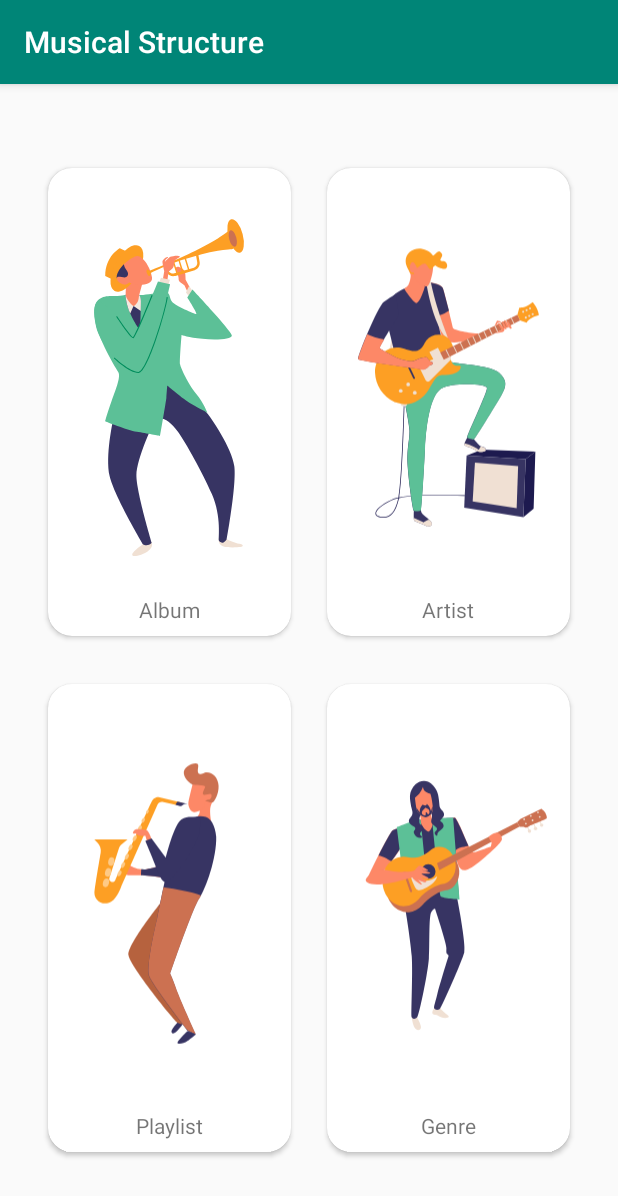
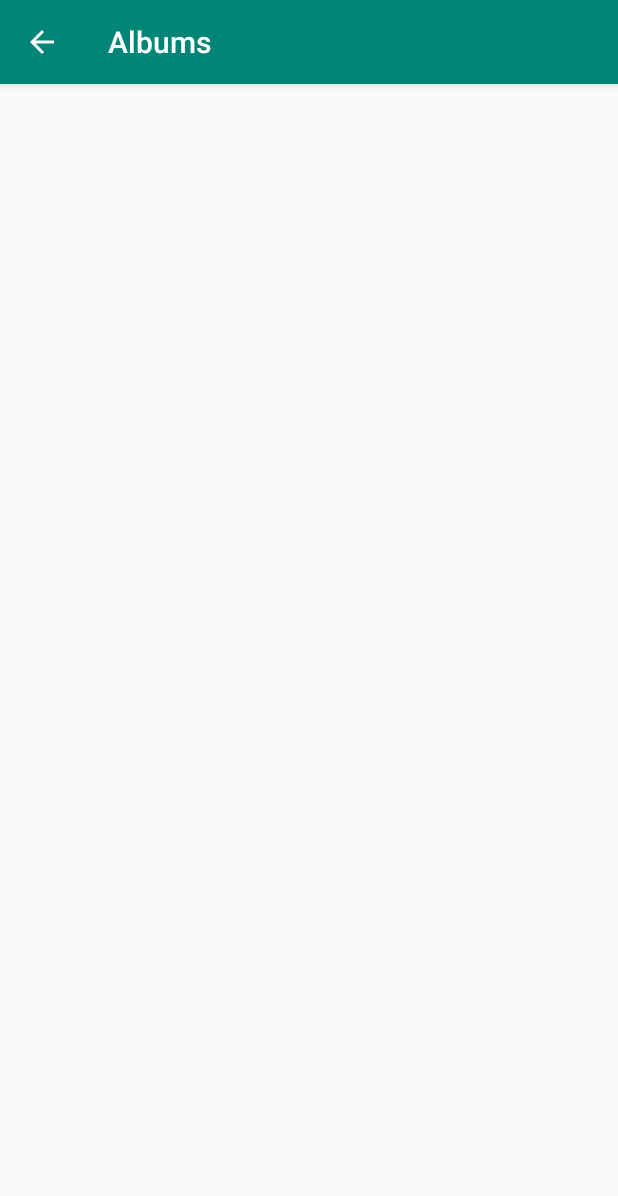
Before and after one commit to Younes-Charfaoui/ABND-Projects, an Android app: the screen it shows after launch (MainActivity before the commit, MusicActivity after it), after a tap on "Album", on a phone screen of 412 x 824 dp. Shown: the top 1196 px of the screen. Run offline under Robolectric (Android 15) with nearby library versions, the phone set to English and light mode, and no system bars.

Commit message:
Making Activity Transition, need some models

```diff
--- a/MusicalStructure/app/build.gradle
+++ b/MusicalStructure/app/build.gradle
@@ -22,6 +22,7 @@ dependencies {
     implementation fileTree(include: ['*.jar'], dir: 'libs')
     implementation 'com.android.support:appcompat-v7:28.0.0'
     implementation 'com.android.support.constraint:constraint-layout:1.1.3'
+    implementation 'com.android.support:design:28.0.0'
     testImplementation 'junit:junit:4.12'
     androidTestImplementation 'com.android.support.test:runner:1.0.2'
     androidTestImplementation 'com.android.support.test.espresso:espresso-core:3.0.2'
--- a/MusicalStructure/app/src/main/AndroidManifest.xml
+++ b/MusicalStructure/app/src/main/AndroidManifest.xml
@@ -17,7 +17,10 @@
                 <category android:name="android.intent.category.LAUNCHER" />
             </intent-filter>
         </activity>
-        <activity android:name=".activities.MusicActivity"></activity>
+        <activity
+            android:name=".activities.MusicActivity"
+            android:parentActivityName=".activities.MainActivity"
+            android:theme="@style/AppTheme.NoActionBar" />
     </application>
 
 </manifest>
--- a/MusicalStructure/app/src/main/java/com/example/musicalstructure/activities/MainActivity.java
+++ b/MusicalStructure/app/src/main/java/com/example/musicalstructure/activities/MainActivity.java
@@ -1,5 +1,6 @@
 package com.example.musicalstructure.activities;
 
+import android.content.Intent;
 import android.os.Bundle;
 import android.support.v7.app.AppCompatActivity;
 import android.view.View;
@@ -21,16 +22,26 @@ public class MainActivity extends AppCompatActivity implements View.OnClickListe
 
     @Override
     public void onClick(View view) {
+
         switch (view.getId()) {
             case R.id.album_card:
+                goToActivity(MusicActivity.TYPE_ALBUM);
                 break;
             case R.id.artist_card:
+                goToActivity(MusicActivity.TYPE_ARTIST);
                 break;
             case R.id.genre_card:
+                goToActivity(MusicActivity.TYPE_GENRE);
                 break;
             case R.id.playlist_card:
+                goToActivity(MusicActivity.TYPE_PLAYLIST);
                 break;
         }
+    }
 
+    private void goToActivity(int type) {
+        Intent intent = new Intent(this, MusicActivity.class);
+        intent.putExtra(MusicActivity.KEY_TYPE, type);
+        startActivity(intent);
     }
 }
--- a/MusicalStructure/app/src/main/java/com/example/musicalstructure/activities/MusicActivity.java
+++ b/MusicalStructure/app/src/main/java/com/example/musicalstructure/activities/MusicActivity.java
@@ -1,15 +1,44 @@
 package com.example.musicalstructure.activities;
 
+import android.os.Bundle;
 import android.support.v7.app.AppCompatActivity;
-import android.os.Bundle;
+import android.support.v7.widget.Toolbar;
 
 import com.example.musicalstructure.R;
 
 public class MusicActivity extends AppCompatActivity {
 
+    public static final String KEY_TYPE = "keyType";
+    public static final int TYPE_ARTIST = 101;
+    public static final int TYPE_PLAYLIST = 102;
+    public static final int TYPE_ALBUM = 103;
+    public static final int TYPE_GENRE = 104;
+
     @Override
     protected void onCreate(Bundle savedInstanceState) {
         super.onCreate(savedInstanceState);
-        setContentView(R.layout.activity_generic);
+        setContentView(R.layout.activity_music);
+        Toolbar toolbar = findViewById(R.id.toolbar);
+        setSupportActionBar(toolbar);
+        int type = getIntent().getIntExtra(KEY_TYPE, 100);
+        switch (type) {
+            case TYPE_ARTIST:
+                setTitle("Artists");
+                break;
+            case TYPE_PLAYLIST:
+                setTitle("Playlist");
+                break;
+            case TYPE_GENRE:
+                setTitle("Genres");
+                break;
+            case TYPE_ALBUM:
+                setTitle("Albums");
+                break;
+            default:
+                setTitle("Songs");
+        }
+        if (getSupportActionBar() != null)
+            getSupportActionBar().setDisplayHomeAsUpEnabled(true);
     }
+
 }
--- /dev/null
+++ b/MusicalStructure/app/src/main/res/layout/activity_music.xml
@@ -0,0 +1,25 @@
+<?xml version="1.0" encoding="utf-8"?>
+<android.support.design.widget.CoordinatorLayout xmlns:android="http://schemas.android.com/apk/res/android"
+    xmlns:app="http://schemas.android.com/apk/res-auto"
+    xmlns:tools="http://schemas.android.com/tools"
+    android:layout_width="match_parent"
+    android:layout_height="match_parent"
+    tools:context=".activities.MusicActivity">
+
+    <android.support.design.widget.AppBarLayout
+        android:layout_width="match_parent"
+        android:layout_height="wrap_content"
+        android:theme="@style/AppTheme.AppBarOverlay">
+
+        <android.support.v7.widget.Toolbar
+            android:id="@+id/toolbar"
+            android:layout_width="match_parent"
+            android:layout_height="?attr/actionBarSize"
+            android:background="?attr/colorPrimary"
+            app:popupTheme="@style/AppTheme.PopupOverlay" />
+
+    </android.support.design.widget.AppBarLayout>
+
+    <include layout="@layout/content_music" />
+
+</android.support.design.widget.CoordinatorLayout>
--- a/MusicalStructure/app/src/main/res/layout/activity_generic.xml
+++ b/MusicalStructure/app/src/main/res/layout/content_music.xml
@@ -4,6 +4,8 @@
     xmlns:tools="http://schemas.android.com/tools"
     android:layout_width="match_parent"
     android:layout_height="match_parent"
-    tools:context=".activities.MusicActivity">
+    app:layout_behavior="@string/appbar_scrolling_view_behavior"
+    tools:context=".activities.MusicActivity"
+    tools:showIn="@layout/activity_music">
 
 </android.support.constraint.ConstraintLayout>
--- /dev/null
+++ b/MusicalStructure/app/src/main/res/values/dimens.xml
@@ -0,0 +1,3 @@
+<resources>
+    <dimen name="fab_margin">16dp</dimen>
+</resources>
--- a/MusicalStructure/app/src/main/res/values/strings.xml
+++ b/MusicalStructure/app/src/main/res/values/strings.xml
@@ -8,4 +8,5 @@
     <string name="album_image">Album Image</string>
     <string name="artist_image">Artist Image</string>
     <string name="image_of_genre">Image of Genre</string>
+    <string name="title_activity_music">MusicActivity</string>
 </resources>
--- a/MusicalStructure/app/src/main/res/values/styles.xml
+++ b/MusicalStructure/app/src/main/res/values/styles.xml
@@ -8,4 +8,13 @@
         <item name="colorAccent">@color/colorAccent</item>
     </style>
 
+    <style name="AppTheme.NoActionBar">
+        <item name="windowActionBar">false</item>
+        <item name="windowNoTitle">true</item>
+    </style>
+
+    <style name="AppTheme.AppBarOverlay" parent="ThemeOverlay.AppCompat.Dark.ActionBar" />
+
+    <style name="AppTheme.PopupOverlay" parent="ThemeOverlay.AppCompat.Light" />
+
 </resources>
```
